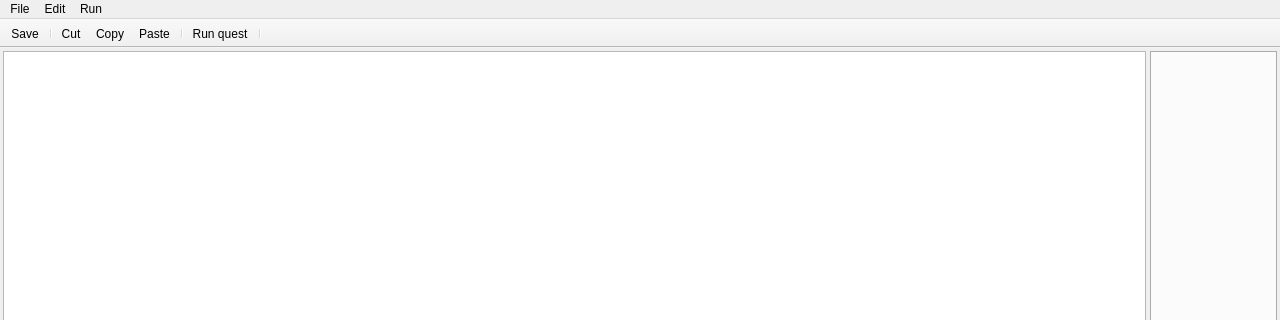
This is src/gui/main_window.ui in solarus-games/solarus-quest-editor as Qt 5 draws it before an edit; both pictures show x 0 to 1280 and y 0 to 320 of the 1280 by 680 pixel window. The edited form follows.
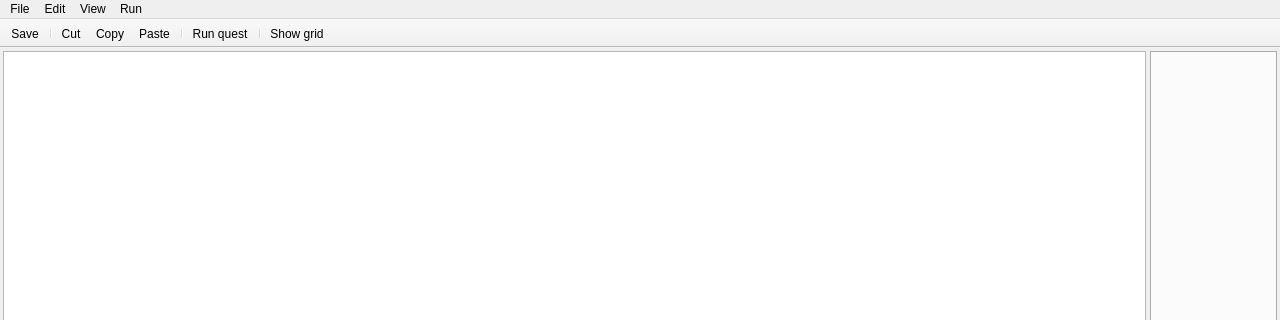
This is the edited form. Icons and pictures are not drawn. Custom widgets are drawn as their Qt base class.

Commit message: Add a show grid button.

Patch:
```diff
--- a/src/gui/main_window.ui
+++ b/src/gui/main_window.ui
@@ -87,8 +87,15 @@
     </property>
     <addaction name="action_run_quest"/>
    </widget>
+   <widget class="QMenu" name="menuView">
+    <property name="title">
+     <string>View</string>
+    </property>
+    <addaction name="action_show_grid"/>
+   </widget>
    <addaction name="menu_quest"/>
    <addaction name="menu_edit"/>
+   <addaction name="menuView"/>
    <addaction name="menu_run"/>
   </widget>
   <widget class="QStatusBar" name="status_bar"/>
@@ -113,6 +120,7 @@
    <addaction name="separator"/>
    <addaction name="action_run_quest"/>
    <addaction name="separator"/>
+   <addaction name="action_show_grid"/>
   </widget>
   <action name="action_new_quest">
    <property name="text">
@@ -182,6 +190,21 @@
     <string>Save</string>
    </property>
   </action>
+  <action name="action_show_grid">
+   <property name="checkable">
+    <bool>true</bool>
+   </property>
+   <property name="icon">
+    <iconset resource="../../resources/images.qrc">
+     <normaloff>:/images/icon_grid.png</normaloff>:/images/icon_grid.png</iconset>
+   </property>
+   <property name="text">
+    <string>Show grid</string>
+   </property>
+   <property name="shortcut">
+    <string>Ctrl+G</string>
+   </property>
+  </action>
  </widget>
  <layoutdefault spacing="6" margin="11"/>
  <customwidgets>
```
